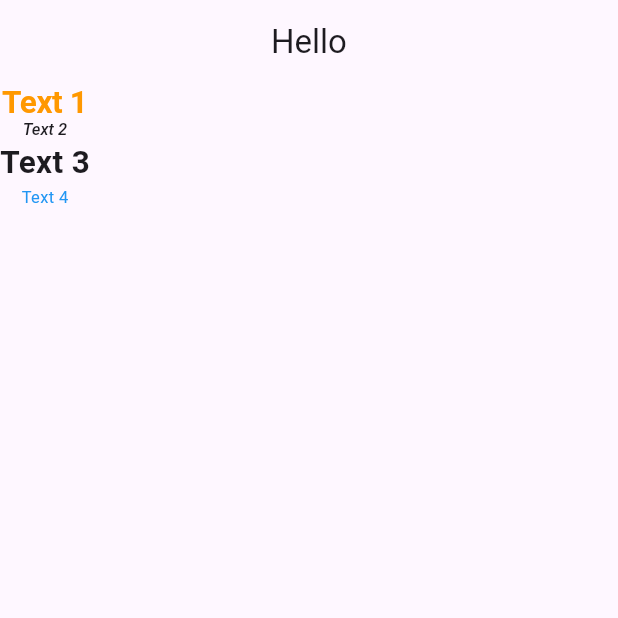
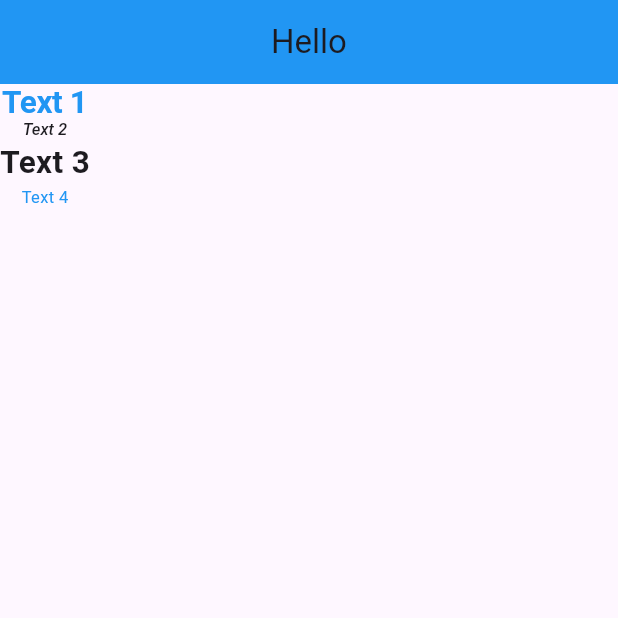
Before and after one commit to ritik453rr/flutter_practical_theme_styles, a Flutter app: the screen it shows after launch, on a phone screen of 412 x 824 dp, the top half of it. Run offline on Flutter 3.47's test engine with Material 3 defaults, Android fonts, the phone set to English and light mode, and no system bars.

Commit message:
Added primary theme color to blue

```diff
--- a/lib/main.dart
+++ b/lib/main.dart
@@ -12,7 +12,7 @@ class MyApp extends StatelessWidget {
     return MaterialApp(
       debugShowCheckedModeBanner: false,
       theme: ThemeData(
-        primarySwatch: Colors.lightGreen,
+        primaryColor: Colors.blue,
         textTheme: const TextTheme(
           displayLarge: TextStyle(fontSize: 21, fontWeight: FontWeight.bold),
           displaySmall: TextStyle(
@@ -41,6 +41,7 @@ class _MyHomePageState extends State<MyHomePage> {
     return Scaffold(
       appBar: AppBar(
         title: Center(child: Text('Hello')),
+        backgroundColor: Theme.of(context).primaryColor,
       ),
       body: Column(
         children: [
@@ -49,7 +50,7 @@ class _MyHomePageState extends State<MyHomePage> {
             style: Theme.of(context)
                 .textTheme
                 .displayLarge!
-                .copyWith(color: Colors.orange),
+                .copyWith(color: Theme.of(context).primaryColor),
           ),
           Text(
             "Text 2",
```
